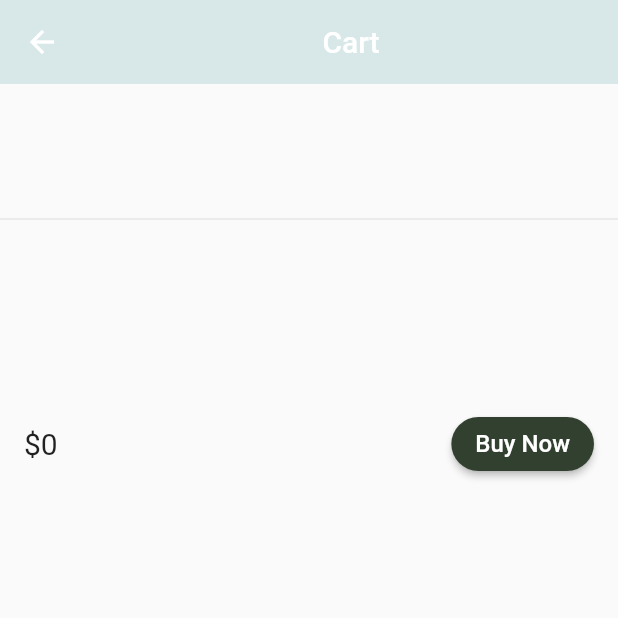
After one commit to Nabin1-chand/flutter-basic-UI, a Flutter app: the MyWidget screen opened by its route, after a tap on an icon or button, on a phone screen of 412 x 824 dp, the top half of it. The commit adds this screen. Run offline on Flutter 3.47's test engine with Material 2 defaults, Android fonts, the phone set to English and light mode, and no system bars; our stand-ins replace fluttertoast; network calls fail.

Commit message:
add to cart feauter added

```diff
--- /dev/null
+++ b/lib/modal/cart.dart
@@ -0,0 +1,39 @@
+import 'package:first_app/modal/category.dart';
+
+class Cart {
+  static final cart = Cart._internal();
+  Cart._internal();
+  factory Cart() {
+    return cart;
+  }
+
+  CatalogModal? _catalog;
+  final List<int> _itemId = [];
+  CatalogModal? get catalog => _catalog;
+
+  set catalog(CatalogModal? newcatelog) {
+    _catalog = newcatelog;
+  }
+
+// Get item in cart
+  List<Item> get item => _itemId.map((id) => _catalog!.getById(id)).toList();
+  void showList() {
+    print(item);
+    print("dhkahda");
+  }
+
+  // Get total price
+  num get totalPrice =>
+      item.fold(0, (previousValue, element) => previousValue + element.price);
+  // Add item
+  void add(Item item) {
+    print(item.id);
+    _itemId.add(item.id);
+    showList();
+  }
+
+  //  Remove item
+  void remove(Item item) {
+    _itemId.remove(item.id);
+  }
+}
--- a/lib/modal/category.dart
+++ b/lib/modal/category.dart
@@ -1,4 +1,9 @@
 class CatalogModal {
+  static final cart = CatalogModal._internal();
+  CatalogModal._internal();
+  factory CatalogModal() {
+    return cart;
+  }
   static List<Item>? items;
   // Item(
   //   id: 1,
@@ -10,6 +15,12 @@ class CatalogModal {
   //       "https://www.91-img.com/gallery_images_uploads/3/d/3df5ca6a9b470f715b085991144a5b76e70da975.JPG?tr=h-550,w-0,c-at_max",
   // ),
   // ];
+  // Get Item by Id
+  Item getById(int id) =>
+      items!.firstWhere((element) => element.id == id, orElse: null);
+
+  // Get Item by position
+  Item getByPosition(int pos) => items![pos];
 }
 
 class Item {
--- /dev/null
+++ b/lib/pages/cart_page.dart
@@ -0,0 +1,94 @@
+import 'package:first_app/modal/cart.dart';
+import 'package:flutter/material.dart';
+
+class CartPage extends StatelessWidget {
+  const CartPage({super.key});
+
+  @override
+  Widget build(BuildContext context) {
+    return Scaffold(
+      appBar: AppBar(
+        title: Center(child: Text('Cart')),
+        backgroundColor: Color.fromARGB(255, 216, 231, 231),
+        elevation: 0.0,
+      ),
+      body: Column(
+        children: [
+          Padding(
+            padding: const EdgeInsets.all(20.0),
+            child: CartList(),
+          ),
+          Divider(
+            height: 100,
+          ),
+          _cartTotal(),
+        ],
+      ),
+    );
+  }
+}
+
+class _cartTotal extends StatelessWidget {
+  final _cart = Cart();
+  _cartTotal({super.key});
+
+  @override
+  Widget build(BuildContext context) {
+    return SizedBox(
+        height: 200,
+        child: Padding(
+          padding: const EdgeInsets.all(16.0),
+          child: Row(
+            mainAxisAlignment: MainAxisAlignment.spaceBetween,
+            children: [
+              Text(
+                "\$${_cart.totalPrice}",
+                style: TextStyle(fontSize: 20),
+              ),
+              ElevatedButton(
+                  onPressed: () {
+                    ScaffoldMessenger.of(context).showSnackBar(SnackBar(
+                      content: Text('Not Buy Yet'),
+                    ));
+                  },
+                  style: ButtonStyle(
+                      backgroundColor: MaterialStateProperty.all(
+                          Color.fromARGB(255, 50, 65, 47)),
+                      shape: MaterialStateProperty.all(StadiumBorder())),
+                  child: Text("Buy Now", style: TextStyle(fontSize: 16)))
+            ],
+          ),
+        ));
+  }
+}
+
+class CartList extends StatefulWidget {
+  const CartList({super.key});
+
+  @override
+  State<CartList> createState() => _CartListState();
+}
+
+class _CartListState extends State<CartList> {
+  final _cart = Cart();
+  @override
+  Widget build(BuildContext context) {
+    print(_cart.item.length);
+
+    return ListView.builder(
+      scrollDirection: Axis.vertical,
+      shrinkWrap: true,
+      itemCount: _cart.item.length,
+      itemBuilder: ((context, index) {
+        return ListTile(
+          leading: Icon(Icons.done),
+          trailing: IconButton(
+            icon: Icon(Icons.remove_circle_outline),
+            onPressed: () {},
+          ),
+          title: Text(_cart.item[index].name),
+        );
+      }),
+    );
+  }
+}
--- a/lib/pages/homepage.dart
+++ b/lib/pages/homepage.dart
@@ -1,5 +1,6 @@
 import 'package:first_app/modal/category.dart';
 import 'package:first_app/pages/drawer.dart';
+import 'package:first_app/pages/home_detail.dart';
 import 'package:first_app/pages/item_Widget.dart';
 import 'package:flutter/cupertino.dart';
 import 'package:flutter/foundation.dart';
@@ -17,20 +18,13 @@ class MyWidget extends StatefulWidget {
 }
 
 class _MyWidgetState extends State<MyWidget> {
-  List<Map<String, dynamic>> mapdata = [
-    {"id": 1, "name": "Nabin"}
-  ];
-
   @override
   void initState() {
     super.initState();
     loadData();
   }
 
-  // List<dynamic>? data;
-
   loadData() async {
-    // data = mapdata.map(((data) => data)).toList();
     await Future.delayed(Duration(seconds: 2));
     final catalogJson = await rootBundle.loadString("files/catalog.json");
     // print(catalogJson);
@@ -44,13 +38,21 @@ class _MyWidgetState extends State<MyWidget> {
   }
 
   Widget build(BuildContext context) {
-    // final dummyList = List.generate(20, (index) => CatalogModal.items[0]);
     return Scaffold(
+      floatingActionButton: FloatingActionButton(
+          onPressed: () {
+            Navigator.pushNamed(context, "/cartpage");
+          },
+          child: Icon(CupertinoIcons.cart)),
       appBar: AppBar(
-        title: const Text('My Ecommerce'),
+        backgroundColor: Color.fromARGB(255, 208, 212, 212),
+        elevation: 0.0,
+        title: const Text(
+          "Trending Product",
+        ),
       ),
-      body: Padding(
-          padding: const EdgeInsets.all(8.0),
+      body: Container(
+          margin: EdgeInsets.only(top: 60),
           child: (CatalogModal.items != null && CatalogModal.items!.isNotEmpty)
               ? ListView.builder(
                   // gridDelegate: SliverGridDelegateWithFixedCrossAxisCount(
@@ -60,8 +62,17 @@ class _MyWidgetState extends State<MyWidget> {
                   // ),
                   itemBuilder: (context, index) {
                     Item item = CatalogModal.items![index];
-                    return ItemWidget(
-                      item: item,
+                    return InkWell(
+                      onTap: () {
+                        Navigator.push(
+                            context,
+                            MaterialPageRoute(
+                              builder: (context) => HomeDetail(item: item),
+                            ));
+                      },
+                      child: ItemWidget(
+                        item: item,
+                      ),
                     );
                   },
                   itemCount: CatalogModal.items!.length,
@@ -69,7 +80,7 @@ class _MyWidgetState extends State<MyWidget> {
               : Center(
                   child: CircularProgressIndicator(),
                 )),
-      drawer: SlideBar(),
+      // drawer: SlideBar(),
     );
   }
 }
--- a/lib/pages/item_widget.dart
+++ b/lib/pages/item_widget.dart
@@ -1,3 +1,4 @@
+import 'package:first_app/modal/cart.dart';
 import 'package:first_app/modal/category.dart';
 import 'package:flutter/material.dart';
 import 'package:fluttertoast/fluttertoast.dart';
@@ -11,64 +12,48 @@ class ItemWidget extends StatefulWidget {
 }
 
 class _ItemWidgetState extends State<ItemWidget> {
-  int counter = 0;
-
-  bool shotext = false;
-
+  final _cart = Cart();
   @override
   Widget build(BuildContext context) {
     return Padding(
-      padding: const EdgeInsets.all(16.0),
-      child: Center(child: cardWidget()),
-    );
-  }
-
-  Widget buildOverflowingRow() {
-    // #docregion overflowing-row
-
-    return ListTile(
-      visualDensity: VisualDensity(vertical: 4),
-      leading: Image.network(
-        widget.item.image,
-      ),
-      title: Text(widget.item.name),
-      subtitle: Text(widget.item.desc),
-      trailing: Container(
-        height: 80,
-        child: Column(
+        padding: const EdgeInsets.all(16.0),
+        child: Row(
           children: [
-            Text(widget.item.price.toString()),
-            SizedBox(height: 10),
-            SizedBox(
-              width: 85.0,
-              height: 30.0,
-              child: ElevatedButton(
-                onPressed: () {
-                  setState(() {
-                    counter++;
-                    print("clicked");
-                  });
-                },
-                child: Text('Add To Cart', style: TextStyle(fontSize: 10)),
+            Hero(
+              tag: Key(widget.item.id.toString()),
+              child: Image.network(
+                widget.item.image,
+                height: 100,
               ),
             ),
-            Text("$counter item added")
+            Expanded(
+                child: Column(
+              crossAxisAlignment: CrossAxisAlignment.start,
+              mainAxisAlignment: MainAxisAlignment.center,
+              children: [
+                Text(widget.item.name),
+                ButtonBar(
+                  alignment: MainAxisAlignment.spaceBetween,
+                  buttonPadding: EdgeInsets.zero,
+                  children: [
+                    Text("\$${widget.item.price}"),
+                    ElevatedButton(
+                        onPressed: () {
+                          _cart.add(widget.item);
+                        },
+                        style: ButtonStyle(
+                            backgroundColor: MaterialStateProperty.all(
+                                Color.fromARGB(255, 50, 65, 47)),
+                            shape: MaterialStateProperty.all(StadiumBorder())),
+                        child: Text(
+                          "Add to cart",
+                          style: TextStyle(fontSize: 10),
+                        ))
+                  ],
+                )
+              ],
+            )),
           ],
-        ),
-      ),
-    );
-  }
-
-  Widget cardWidget() {
-    return Container(
-      height: 100,
-      child: Card(
-        child: buildOverflowingRow(),
-      ),
-    );
-  }
-
-  Widget text() {
-    return Text("");
+        ));
   }
 }
```
Also changed, not shown: files/catalog.json (+9 -9 lines), lib/main.dart (+9 -1 lines), lib/pages/home_detail.dart (added, +64 -0 lines), lib/pages/login_page.dart (+15 -8 lines), lib/pages/SearchPage.dart (line endings or trailing spaces).
